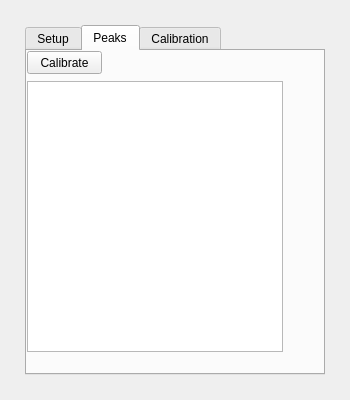
Above: qgisSpectre_dockwidget_base.ui from sickel/qgisSpectre before the change. Below: the same form after it.
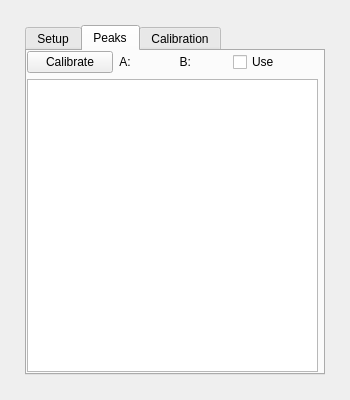
That is the form after the change. The open tabs and pages were chosen to show the change. Custom widgets are drawn as their Qt base class.

Commit message: Can calculate calibration from detected peaks

```diff
--- a/qgisSpectre_dockwidget_base.ui
+++ b/qgisSpectre_dockwidget_base.ui
@@ -237,28 +237,108 @@
        <attribute name="title">
         <string>Peaks</string>
        </attribute>
-       <widget class="QTableWidget" name="tWpeaktable">
-        <property name="geometry">
-         <rect>
-          <x>0</x>
-          <y>30</y>
-          <width>256</width>
-          <height>271</height>
-         </rect>
-        </property>
-       </widget>
-       <widget class="QPushButton" name="pBCalibrate">
+       <widget class="QWidget" name="verticalLayoutWidget_2">
         <property name="geometry">
          <rect>
           <x>0</x>
           <y>0</y>
-          <width>75</width>
-          <height>23</height>
+          <width>291</width>
+          <height>321</height>
          </rect>
         </property>
-        <property name="text">
-         <string>Calibrate</string>
-        </property>
+        <layout class="QVBoxLayout" name="verticalLayout_3">
+         <item>
+          <layout class="QHBoxLayout" name="horizontalLayout_5">
+           <item>
+            <widget class="QPushButton" name="pBCalibrate">
+             <property name="text">
+              <string>Calibrate</string>
+             </property>
+            </widget>
+           </item>
+           <item>
+            <widget class="QLabel" name="label_10">
+             <property name="maximumSize">
+              <size>
+               <width>15</width>
+               <height>16777215</height>
+              </size>
+             </property>
+             <property name="text">
+              <string>A: </string>
+             </property>
+             <property name="alignment">
+              <set>Qt::AlignRight|Qt::AlignTrailing|Qt::AlignVCenter</set>
+             </property>
+            </widget>
+           </item>
+           <item>
+            <widget class="QLabel" name="labA">
+             <property name="minimumSize">
+              <size>
+               <width>30</width>
+               <height>0</height>
+              </size>
+             </property>
+             <property name="maximumSize">
+              <size>
+               <width>30</width>
+               <height>16777215</height>
+              </size>
+             </property>
+             <property name="text">
+              <string/>
+             </property>
+            </widget>
+           </item>
+           <item>
+            <widget class="QLabel" name="label_12">
+             <property name="maximumSize">
+              <size>
+               <width>15</width>
+               <height>16777215</height>
+              </size>
+             </property>
+             <property name="text">
+              <string>B:</string>
+             </property>
+             <property name="alignment">
+              <set>Qt::AlignRight|Qt::AlignTrailing|Qt::AlignVCenter</set>
+             </property>
+            </widget>
+           </item>
+           <item>
+            <widget class="QLabel" name="labB">
+             <property name="minimumSize">
+              <size>
+               <width>30</width>
+               <height>0</height>
+              </size>
+             </property>
+             <property name="maximumSize">
+              <size>
+               <width>30</width>
+               <height>16777215</height>
+              </size>
+             </property>
+             <property name="text">
+              <string/>
+             </property>
+            </widget>
+           </item>
+           <item>
+            <widget class="QCheckBox" name="cbUseCalibration">
+             <property name="text">
+              <string>Use</string>
+             </property>
+            </widget>
+           </item>
+          </layout>
+         </item>
+         <item>
+          <widget class="QTableWidget" name="tWpeaktable"/>
+         </item>
+        </layout>
        </widget>
       </widget>
       <widget class="QWidget" name="tab_calibration">
```
Left out of the diff: 9 changed lines with no effect on the pictures. The commit also changes 1 other file.
